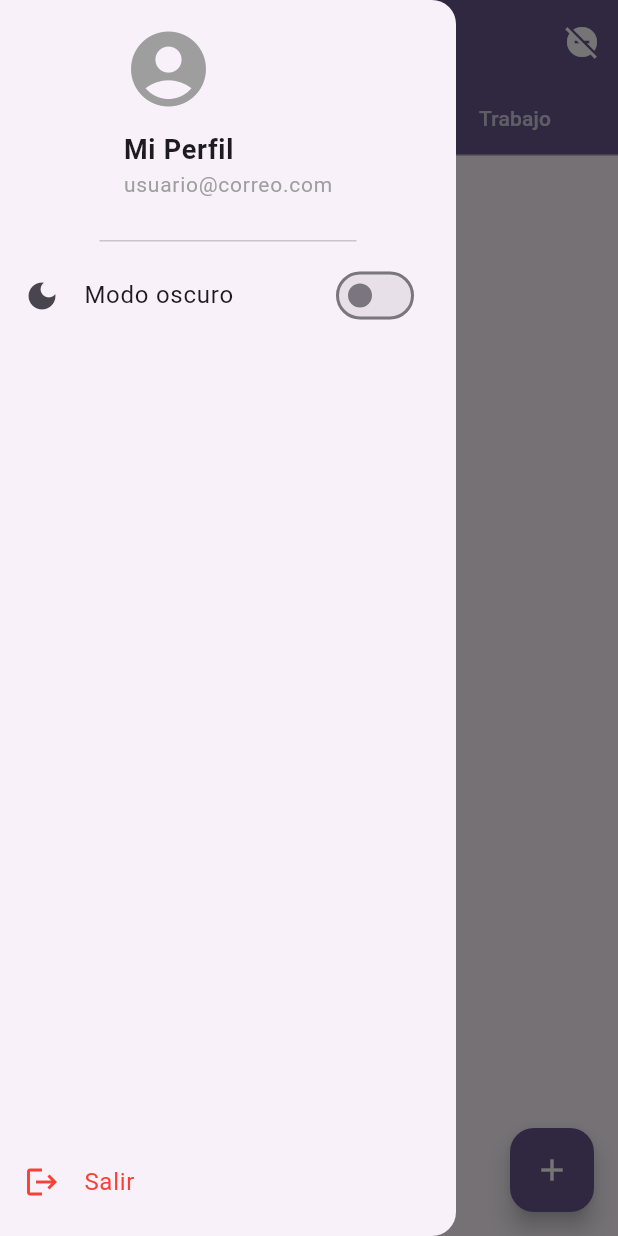
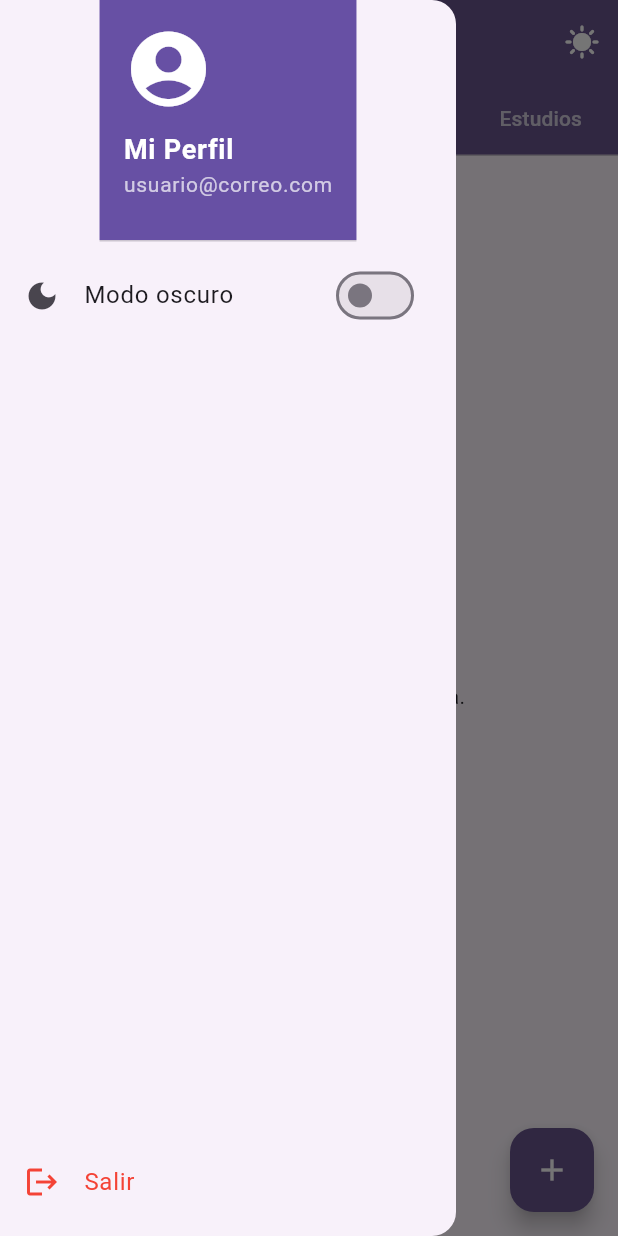
Before and after one commit to StevenPelaez02/TaskFlow, a Flutter app: the screen it shows after launch, with the side drawer open, on a phone screen of 412 x 824 dp. Run offline on Flutter 3.47's test engine with Material 3 defaults, Android fonts, the phone set to English and light mode, and no system bars; our stand-ins replace flutter_slidable, hive, hive_flutter; accounts and stored records are empty.

```diff
--- a/lib/main.dart
+++ b/lib/main.dart
@@ -1,87 +1,131 @@
 // lib/main.dart
 import 'package:flutter/material.dart';
 import 'package:provider/provider.dart';
+import 'package:hive_flutter/hive_flutter.dart';
+import 'package:path_provider/path_provider.dart' as path_provider;
+
 import 'providers/task_provider.dart';
+import 'providers/theme_provider.dart';
 import 'screens/task_tab_screen.dart';
+import 'models/task.dart';
+import 'screens/splash_screen.dart';
 
-void main() {
+// Modificar main para inicializar Hive de forma asíncrona
+Future<void> main() async {
+  WidgetsFlutterBinding.ensureInitialized();
+
+  // Hive.init solo necesita hacerse una vez y NO debe ser await si los providers lo hacen
+  // Si Hive.init necesita path_provider, entonces sí necesita await aquí.
+  final appDocumentDir = await path_provider.getApplicationDocumentsDirectory();
+  Hive.init(appDocumentDir.path);
+
+  // Registrar los adaptadores de Task y Priority. Esto es síncrono.
+  Hive.registerAdapter(PriorityAdapter());
+  Hive.registerAdapter(TaskAdapter());
+
+  // Ahora, los providers se encargarán de abrir sus respectivas cajas.
+  // El FutureBuilder en MyApp solo necesita esperar que Hive.init y los adaptadores estén listos.
+
   runApp(const MyApp());
 }
 
 class MyApp extends StatefulWidget {
   const MyApp({super.key});
+
   @override
   State<MyApp> createState() => _MyAppState();
 }
 
 class _MyAppState extends State<MyApp> {
-  bool _darkMode = false;
+  // Ya no necesitamos un Future explícito para Hive.openBox aquí,
+  // ya que los proveedores lo manejan. El splash screen podría mostrarse
+  // solo por un momento mientras Hive.init se completa.
 
   @override
   Widget build(BuildContext context) {
-    // Definimos un ColorScheme con un seed color morado para el modo CLARO
+    // Si Hive.init() ya se hizo en el main, podemos quitar el FutureBuilder aquí.
+    // Pero si queremos una splash screen mientras los proveedores inicializan sus cajas,
+    // podemos usar un Future.delayed o un Future.wait en los _initHiveBox de los providers.
+    // Por simplicidad, y para mantener la splash, haremos que el FutureBuilder espere
+    // un pequeño retraso, asumiendo que los providers están cargando.
+
+    return FutureBuilder<void>(
+      // Este Future.delayed es solo para asegurar que la splash screen se vea un poco.
+      // En una app real, aquí esperarías otras inicializaciones de servicios.
+      future: Future.delayed(const Duration(milliseconds: 500)),
+      builder: (context, snapshot) {
+        if (snapshot.connectionState == ConnectionState.done) {
+          if (snapshot.hasError) {
+            return MaterialApp(
+              home: Scaffold(
+                body: Center(
+                  child: Text('Error de inicialización: ${snapshot.error}'),
+                ),
+              ),
+            );
+          } else {
+            // Una vez que el "retraso" y Hive.init (en main) estén listos, construimos la app.
+            return MultiProvider(
+              providers: [
+                ChangeNotifierProvider(create: (_) => TaskProvider()),
+                ChangeNotifierProvider(create: (_) => ThemeProvider()),
+              ],
+              child: Consumer<ThemeProvider>(
+                builder: (context, themeProvider, child) {
                   final ColorScheme lightColorScheme = ColorScheme.fromSeed(
-      seedColor: Colors.deepPurple, // El morado base
+                    seedColor: Colors.deepPurple,
                     brightness: Brightness.light,
                   );
-
-    // ColorScheme para el modo OSCURO, también basado en morado
                   final ColorScheme darkColorScheme = ColorScheme.fromSeed(
-      seedColor: Colors.deepPurple, // Para mantener la base morada
+                    seedColor: Colors.deepPurple,
                     brightness: Brightness.dark,
                   );
 
-    return ChangeNotifierProvider(
-      create: (_) => TaskProvider(),
-      child: MaterialApp(
+                  return MaterialApp(
                     title: 'TaskFlow',
                     theme: ThemeData.light().copyWith(
                       colorScheme: lightColorScheme,
                       appBarTheme: AppBarTheme(
-            backgroundColor: lightColorScheme.primary, // Color primario del tema
-            foregroundColor: lightColorScheme.onPrimary, // Color del texto/iconos (será claro sobre morado oscuro)
+                        backgroundColor: lightColorScheme.primary,
+                        foregroundColor: lightColorScheme.onPrimary,
                       ),
                       floatingActionButtonTheme: FloatingActionButtonThemeData(
                         backgroundColor: lightColorScheme.primary,
                         foregroundColor: lightColorScheme.onPrimary,
                       ),
-          // --- TabBarTheme para el tema CLARO ---
                       tabBarTheme: TabBarThemeData(
-            labelColor: Colors.white,         // Texto de la pestaña seleccionada en blanco
-            unselectedLabelColor: Colors.white.withOpacity(0.7), // Texto de las no seleccionadas en blanco semitransparente
-            indicatorColor: Colors.white,     // Línea indicadora en blanco
+                        labelColor: Colors.white,
+                        unselectedLabelColor: Colors.white.withOpacity(0.7),
+                        indicatorColor: Colors.white,
                       ),
                     ),
                     darkTheme: ThemeData.dark().copyWith(
                       colorScheme: darkColorScheme,
                       appBarTheme: AppBarTheme(
-            backgroundColor: darkColorScheme.primary, // Color primario del tema oscuro
-            // CAMBIO CLAVE AQUÍ: Para que el texto sea oscuro sobre el morado oscuro de la AppBar
-            // Usamos un color que contraste adecuadamente pero que sea oscuro.
-            // darkColorScheme.primary podría ser el morado, y necesitamos un texto oscuro.
-            // Si darkColorScheme.onPrimary es blanco, lo cambiamos a un color más oscuro como Colors.black o darkColorScheme.onSurface
-            foregroundColor: Colors.black, // Color para el texto del título y el icono de menú en la AppBar
+                        backgroundColor: darkColorScheme.primary,
+                        foregroundColor: Colors.black,
                       ),
                       floatingActionButtonTheme: FloatingActionButtonThemeData(
                         backgroundColor: darkColorScheme.primary,
-            foregroundColor: darkColorScheme.onPrimary, // Esto puede seguir siendo blanco si el FAB es oscuro y quieres el icono claro.
+                        foregroundColor: darkColorScheme.onPrimary,
                       ),
-          // --- TabBarTheme para el tema OSCURO ---
                       tabBarTheme: TabBarThemeData(
-            labelColor: Colors.black,         // Texto de la pestaña seleccionada en negro
-            unselectedLabelColor: Colors.black.withOpacity(0.7), // Texto de las no seleccionadas en negro semitransparente
-            indicatorColor: Colors.black,     // Línea indicadora en negro
+                        labelColor: Colors.black,
+                        unselectedLabelColor: Colors.black.withOpacity(0.7),
+                        indicatorColor: Colors.black,
                       ),
-          // Puedes personalizar más colores de la interfaz de usuario aquí
-          // por ejemplo, el color de fondo general (Scaffold)
-          // scaffoldBackgroundColor: darkColorScheme.background,
                     ),
-        themeMode: _darkMode ? ThemeMode.dark : ThemeMode.light,
-        home: TaskTabScreen(
-          darkMode: _darkMode,
-          onThemeChanged: (v) => setState(() => _darkMode = v),
-        ),
+                    themeMode: themeProvider.themeMode,
+                    home: const TaskTabScreen(),
+                  );
+                },
               ),
             );
           }
+        } else {
+          return const SplashScreen();
         }
+      },
+    );
+  }
+}
--- a/lib/models/task.dart
+++ b/lib/models/task.dart
@@ -1,12 +1,34 @@
-enum Priority { low, medium, high }
+// lib/models/task.dart
+import 'package:hive/hive.dart';
 
-class Task {
+part 'task.g.dart'; // Asegúrate de que esta línea esté presente
+
+@HiveType(typeId: 0) // El typeId debe ser único para cada clase de HiveObject
+enum Priority {
+  @HiveField(0)
+  low,
+  @HiveField(1)
+  medium,
+  @HiveField(2)
+  high,
+}
+
+@HiveType(typeId: 1) // El typeId debe ser único para cada clase de HiveObject
+class Task extends HiveObject { // Asegúrate de que Task extienda HiveObject
+  @HiveField(0)
   final String id;
+  @HiveField(1)
   final String title;
+  @HiveField(2)
   final DateTime? dueDate;
+  @HiveField(3)
   final Priority priority;
+  @HiveField(4)
   final bool isDone;
+  @HiveField(5)
   final String description;
+  @HiveField(6) // <<-- ¡NUEVO CAMPO! Asigna un nuevo HiveField id único
+  final String category; // <<-- ¡NUEVA PROPIEDAD!
 
   Task({
     required this.id,
@@ -15,6 +37,7 @@ class Task {
     this.priority = Priority.low,
     this.isDone = false,
     this.description = "",
+    this.category = "Personal", // <<-- VALOR POR DEFECTO PARA CATEGORÍA
   });
 
   Task copyWith({
@@ -24,6 +47,7 @@ class Task {
     Priority? priority,
     bool? isDone,
     String? description,
+    String? category, // <<-- NUEVO CAMPO EN copyWith
   }) {
     return Task(
       id: id ?? this.id,
@@ -32,6 +56,7 @@ class Task {
       priority: priority ?? this.priority,
       isDone: isDone ?? this.isDone,
       description: description ?? this.description,
+      category: category ?? this.category, // <<-- NUEVO CAMPO EN copyWith
     );
   }
 }
--- a/lib/providers/task_provider.dart
+++ b/lib/providers/task_provider.dart
@@ -1,42 +1,76 @@
-import 'package:flutter/material.dart';
+// lib/providers/task_provider.dart
+import 'package:flutter/foundation.dart'; // Importar para @required o @protected (opcional)
+import 'package:hive_flutter/hive_flutter.dart';
 import '../models/task.dart';
 
-class TaskProvider with ChangeNotifier {
-  final List<Task> _tasks = [];
+class TaskProvider extends ChangeNotifier {
+  late Box<Task> _taskBox; // Será inicializada asíncronamente
+  List<Task> _tasks = [];
+  bool _focusMode = false; // Estado del modo enfoque
 
-  List<Task> get tasks => List.unmodifiable(_tasks);
-
-  bool focusMode = false;
-
-  void addTask(Task t) {
-    _tasks.insert(0, t);
-    notifyListeners();
+  List<Task> get tasks {
+    // Si la caja no ha sido inicializada, devuelve una lista vacía para evitar errores
+    if (!Hive.isBoxOpen('tasks')) {
+      return [];
+    }
+    return [..._tasks];
   }
 
-  void updateTask(Task t) {
-    final idx = _tasks.indexWhere((x) => x.id == t.id);
-    if (idx >= 0) {
-      _tasks[idx] = t;
-      notifyListeners();
+  bool get focusMode => _focusMode;
+
+  TaskProvider() {
+    _initHiveBox(); // Iniciar la carga de la caja de forma asíncrona
+  }
+
+  Future<void> _initHiveBox() async {
+    // Asegurarse de que la caja esté abierta antes de intentar acceder a ella.
+    // Si ya está abierta, Hive.openBox simplemente devolverá la instancia existente.
+    _taskBox = await Hive.openBox<Task>('tasks');
+    _loadTasks(); // Cargar tareas una vez que la caja esté lista
+  }
+
+  void _loadTasks() {
+    // Solo cargar si la caja está abierta y fue inicializada
+    if (_taskBox.isOpen) {
+      _tasks = _taskBox.values.toList();
+      notifyListeners(); // Notifica a la UI que las tareas han cargado
     }
   }
 
-  void removeTask(String id) {
-    _tasks.removeWhere((t) => t.id == id);
-    notifyListeners();
+  void addTask(Task task) {
+    if (_taskBox.isOpen) {
+      _taskBox.put(task.id, task);
+      _loadTasks(); // Recargar todas las tareas
+    }
   }
 
-  void toggleTaskDone(String id) {
-    final idx = _tasks.indexWhere((x) => x.id == id);
-    if (idx >= 0) {
-      final old = _tasks[idx];
-      _tasks[idx] = old.copyWith(isDone: !old.isDone);
-      notifyListeners();
+  void updateTask(Task updatedTask) {
+    if (_taskBox.isOpen) {
+      _taskBox.put(updatedTask.id, updatedTask);
+      _loadTasks(); // Recargar todas las tareas
+    }
+  }
+
+  void removeTask(String taskId) {
+    if (_taskBox.isOpen) {
+      _taskBox.delete(taskId);
+      _loadTasks(); // Recargar todas las tareas
+    }
+  }
+
+  void toggleTaskDone(String taskId) {
+    if (_taskBox.isOpen) {
+      final task = _taskBox.get(taskId);
+      if (task != null) {
+        final updatedTask = task.copyWith(isDone: !task.isDone);
+        _taskBox.put(updatedTask.id, updatedTask);
+        _loadTasks(); // Recargar todas las tareas
+      }
     }
   }
 
   void toggleFocusMode() {
-    focusMode = !focusMode;
+    _focusMode = !_focusMode;
     notifyListeners();
   }
 }
--- a/lib/screens/task_tab_screen.dart
+++ b/lib/screens/task_tab_screen.dart
@@ -1,22 +1,15 @@
+// lib/screens/task_tab_screen.dart
 import 'package:flutter/material.dart';
 import 'package:provider/provider.dart';
-import 'package:intl/intl.dart'; // Asegúrate de que intl esté importado si lo usas en TaskItem
-
 import '../models/task.dart';
 import '../providers/task_provider.dart';
+import '../providers/theme_provider.dart';
 import '../widgets/add_task_dialog.dart';
 import '../widgets/task_item.dart';
 import '../widgets/app_drawer.dart';
-import '../utils/priority_helper.dart';
 
 class TaskTabScreen extends StatefulWidget {
-  final bool darkMode;
-  final ValueChanged<bool> onThemeChanged;
-  const TaskTabScreen({
-    super.key,
-    required this.darkMode,
-    required this.onThemeChanged,
-  });
+  const TaskTabScreen({super.key});
 
   @override
   State<TaskTabScreen> createState() => _TaskTabScreenState();
@@ -25,7 +18,7 @@ class TaskTabScreen extends StatefulWidget {
 class _TaskTabScreenState extends State<TaskTabScreen>
     with SingleTickerProviderStateMixin {
   late TabController _tabController;
-  final List<String> _tabs = ['Todas', 'Casa', 'Trabajo'];
+  final List<String> _tabs = ['Todas', 'Casa', 'Trabajo', 'Estudios'];
 
   @override
   void initState() {
@@ -40,128 +33,106 @@ class _TaskTabScreenState extends State<TaskTabScreen>
   }
 
   void _showAddTaskDialog() {
+    // Obtener la categoría de la pestaña actualmente seleccionada
+    // Si la pestaña es 'Todas', podemos asignarle una categoría por defecto como 'Personal'
+    // o simplemente no pasar ninguna y que el diálogo use su default.
+    // Para este caso, si es 'Todas', le asignaremos 'Personal' como categoría por defecto
+    // para la nueva tarea, ya que 'Todas' no es una categoría real para una tarea.
+    final String currentTabCategory = _tabs[_tabController.index];
+    final String assignedCategory = (currentTabCategory == 'Todas') ? 'Personal' : currentTabCategory;
+
+
     showDialog(
       context: context,
-      builder: (ctx) => AddTaskDialog(),
+      builder: (ctx) => AddTaskDialog(
+        initialCategory: assignedCategory, // <<-- PASAMOS LA CATEGORÍA AQUÍ
+      ),
     );
   }
 
-  List<Task> _filterTasks(List<Task> tasks, String tab) {
-    if (tab == 'Todas') return tasks;
-    return tasks.where((t) {
-      if (tab == 'Casa') {
-        return t.title.toLowerCase().contains('casa');
-      } else if (tab == 'Trabajo') {
-        return t.title.toLowerCase().contains('trabajo');
+  // Lógica para filtrar las tareas por categoría
+  List<Task> _filterTasks(List<Task> tasks, String tabCategory) {
+    if (tabCategory == 'Todas') {
+      return tasks;
     }
-      return false;
-    }).toList();
+    return tasks.where((task) => task.category == tabCategory).toList();
   }
 
   @override
   Widget build(BuildContext context) {
+    final taskProv = Provider.of<TaskProvider>(context);
+    final tasks = taskProv.tasks;
+    final focusMode = taskProv.focusMode;
     final theme = Theme.of(context);
-    final colorScheme = theme.colorScheme;
-    final isDarkMode = theme.brightness == Brightness.dark; // Detectar si estamos en modo oscuro
 
     return Scaffold(
       appBar: AppBar(
-        backgroundColor: Provider.of<TaskProvider>(context).focusMode
-            ? colorScheme.primary // Si modo enfoque, usa el color primario del tema
-            : theme.appBarTheme.backgroundColor, // Si no, el color normal de la AppBar
-        title: Text('Notas'),
+        backgroundColor: theme.appBarTheme.backgroundColor,
+        foregroundColor: theme.appBarTheme.foregroundColor,
+        title: const Text('TaskFlow'),
+        centerTitle: false,
         actions: [
-          Consumer<TaskProvider>(
-            builder: (context, taskProv, child) {
-              return IconButton(
+          IconButton(
             icon: Icon(
-                  taskProv.focusMode ? Icons.do_not_disturb_on : Icons.do_not_disturb_off,
-                  // CAMBIO CLAVE AQUÍ: Color del icono de enfoque
-                  color: isDarkMode ? Colors.black : Colors.white, // Negro en modo oscuro, blanco en modo claro
+              focusMode ? Icons.self_improvement : Icons.sunny,
+              color: theme.appBarTheme.foregroundColor,
             ),
             tooltip: 'Modo Enfoque',
             onPressed: () {
               taskProv.toggleFocusMode();
               final snackMsg = taskProv.focusMode
-                      ? 'Modo Enfoque activado'
-                      : 'Modo Enfoque desactivado';
-                  ScaffoldMessenger.of(context)
-                      .showSnackBar(SnackBar(content: Text(snackMsg)));
-                },
+                  ? 'Modo Enfoque activado.'
+                  : 'Modo Enfoque desactivado.';
+              ScaffoldMessenger.of(context).hideCurrentSnackBar();
+              ScaffoldMessenger.of(context).showSnackBar(
+                SnackBar(
+                  content: Text(snackMsg),
+                  duration: const Duration(seconds: 1),
+                ),
               );
             },
           ),
         ],
         bottom: TabBar(
           controller: _tabController,
-          tabs: _tabs.map((t) => Tab(text: t)).toList(),
-          // Los colores del texto de las pestañas se definen en main.dart
-          // a través de TabBarThemeData.
+          tabs: _tabs.map((tab) => Tab(text: tab)).toList(),
         ),
       ),
       drawer: AppDrawer(
-        darkMode: widget.darkMode,
-        onThemeChanged: widget.onThemeChanged,
         onLogout: () {
           Navigator.of(context).pop();
-          ScaffoldMessenger.of(context)
-              .showSnackBar(SnackBar(content: Text('Sesión cerrada')));
+          ScaffoldMessenger.of(context).showSnackBar(
+            const SnackBar(content: Text('Cerrar sesión (funcionalidad no implementada)')),
+          );
         },
       ),
-      body: Consumer<TaskProvider>(
-        builder: (context, taskProv, child) {
-          final focusMode = taskProv.focusMode;
-          return Column(
-            children: [
-              if (focusMode) // Mensaje del modo enfoque con colores derivados del primary del tema
-                Container(
-                  width: double.infinity,
-                  color: colorScheme.primary.withOpacity(0.2), // Fondo más claro
-                  padding: EdgeInsets.all(8),
-                  child: Text(
-                    'Modo Enfoque activado — Notificaciones silenciadas',
-                    style: TextStyle(color: Colors.white, fontWeight: FontWeight.bold), // Texto en blanco
-                    textAlign: TextAlign.center,
-                  ),
-                ),
-              Expanded(
-                child: TabBarView(
+      body: TabBarView(
         controller: _tabController,
-                  children: _tabs.map((tabName) {
-                    final filteredTasks = _filterTasks(taskProv.tasks, tabName);
-
-                    if (filteredTasks.isEmpty) {
-                      return Center(
-                        child: Text('No hay tareas en "$tabName".'),
-                      );
-                    }
-
-                    return ListView.builder(
-                      padding: EdgeInsets.all(12),
+        children: _tabs.map((tab) {
+          final filteredTasks = _filterTasks(tasks, tab);
+          return filteredTasks.isEmpty
+              ? const Center(child: Text('No hay tareas en esta categoría.'))
+              : ListView.builder(
             itemCount: filteredTasks.length,
-                      itemBuilder: (ctx, i) {
-                        final t = filteredTasks[i];
-                        final bool done = t.isDone;
+            itemBuilder: (context, index) {
+              final t = filteredTasks[index];
+              final done = t.isDone;
 
               final cardColor = done
-                            ? (isDarkMode
-                                ? Colors.green.shade900
-                                : (focusMode ? Colors.grey.shade200 : Colors.green.shade50))
+                  ? (theme.brightness == Brightness.dark
+                  ? Colors.green[900]
+                  : Colors.green[50])
                   : theme.cardColor;
-
               final doneTextColor = (done
-                                ? (isDarkMode
+                  ? (theme.brightness == Brightness.dark
                   ? Colors.white.withOpacity(0.65)
-                                    : (focusMode ? Colors.grey.shade700 : Colors.green.shade900))
-                                : (theme.textTheme.bodyMedium?.color ??
-                                    Colors.black));
-
+                  : Colors.green[900])
+                  : (theme.textTheme.bodyMedium?.color ?? Colors.black));
               final doneSubtitleColor = (done
-                                ? (isDarkMode
+                  ? (theme.brightness == Brightness.dark
                   ? Colors.white54
-                                    : (focusMode ? Colors.grey.shade600 : Colors.green.shade900?.withOpacity(0.7)))
-                                : (theme.textTheme.bodyMedium?.color
-                                        ?.withOpacity(0.7) ??
+                  : Colors.green[900]?.withOpacity(0.7))
+                  : (theme.textTheme.bodyMedium?.color?.withOpacity(0.7) ??
                   Colors.grey));
 
               return Padding(
@@ -178,14 +149,9 @@ class _TaskTabScreenState extends State<TaskTabScreen>
           );
         }).toList(),
       ),
-              ),
-            ],
-          );
-        },
-      ),
       floatingActionButton: FloatingActionButton(
         onPressed: _showAddTaskDialog,
-        child: Icon(Icons.add),
+        child: const Icon(Icons.add),
       ),
     );
   }
--- a/lib/widgets/app_drawer.dart
+++ b/lib/widgets/app_drawer.dart
@@ -1,30 +1,42 @@
+// lib/widgets/app_drawer.dart
 import 'package:flutter/material.dart';
+import 'package:provider/provider.dart'; // Importar Provider
+import '../providers/theme_provider.dart'; // Importar ThemeProvider
 
 class AppDrawer extends StatelessWidget {
-  final bool darkMode;
-  final ValueChanged<bool> onThemeChanged;
+  // ELIMINAR estas propiedades si están presentes:
+  // final bool darkMode;
+  // final ValueChanged<bool> onThemeChanged;
+
   final VoidCallback onLogout;
 
   const AppDrawer({
     super.key,
-    required this.darkMode,
-    required this.onThemeChanged,
+    // ELIMINAR estas líneas del constructor si están presentes:
+    // required this.darkMode,
+    // required this.onThemeChanged,
     required this.onLogout,
   });
 
   @override
   Widget build(BuildContext context) {
+    // Obtener una referencia al ThemeProvider directamente aquí
+    final themeProv = Provider.of<ThemeProvider>(context);
+
     return Drawer(
       child: Column(
         children: [
           DrawerHeader(
+            decoration: BoxDecoration(
+              color: Theme.of(context).primaryColor, // Usar el color primario del tema
+            ),
             child: Column(
               crossAxisAlignment: CrossAxisAlignment.start,
               children: [
-                Icon(Icons.account_circle, size: 60, color: Colors.grey),
+                Icon(Icons.account_circle, size: 60, color: Colors.white), // Icono blanco para contraste
                 SizedBox(height: 10),
-                Text('Mi Perfil', style: TextStyle(fontSize: 18, fontWeight: FontWeight.bold)),
-                Text('usuario@correo.com', style: TextStyle(fontSize: 14, color: Colors.grey)),
+                Text('Mi Perfil', style: TextStyle(fontSize: 18, fontWeight: FontWeight.bold, color: Colors.white)),
+                Text('usuario@correo.com', style: TextStyle(fontSize: 14, color: Colors.white70)),
               ],
             ),
           ),
@@ -32,8 +44,10 @@ class AppDrawer extends StatelessWidget {
             leading: Icon(Icons.dark_mode),
             title: Text('Modo oscuro'),
             trailing: Switch(
-              value: darkMode,
-              onChanged: onThemeChanged,
+              // Usar el estado de themeProv directamente
+              value: themeProv.themeMode == ThemeMode.dark,
+              // Usar el método de themeProv para cambiar el tema
+              onChanged: themeProv.toggleTheme,
             ),
           ),
           Spacer(),
@@ -42,7 +56,7 @@ class AppDrawer extends StatelessWidget {
             title: Text('Salir', style: TextStyle(color: Colors.red)),
             onTap: onLogout,
           ),
-          SizedBox(height: 8),
+          SizedBox(height: 8), // Un pequeño espacio al final
         ],
       ),
     );
--- a/pubspec.yaml
+++ b/pubspec.yaml
@@ -34,6 +34,9 @@ dependencies:
   flutter_local_notifications: ^19.2.0
   intl: ^0.18.1
   flutter_slidable: ^3.0.1
+  hive: ^2.2.3
+  hive_flutter: ^1.1.0
+  path_provider: ^2.1.3
 
   # The following adds the Cupertino Icons font to your application.
   # Use with the CupertinoIcons class for iOS style icons.
@@ -42,6 +45,8 @@ dependencies:
 dev_dependencies:
   flutter_test:
     sdk: flutter
+  hive_generator: ^2.0.1
+  build_runner: ^2.4.6
 
   # The "flutter_lints" package below contains a set of recommended lints to
   # encourage good coding practices. The lint set provided by the package is
```
Also changed, not shown: lib/providers/theme_provider.dart (+47 -14 lines), lib/screens/splash_screen.dart (added, +41 -0 lines), lib/widgets/add_task_dialog.dart (+58 -36 lines), lib/models/task.g.dart (added), pubspec.lock, 2 other files. Lines whose indentation alone changed are shown as unchanged.
